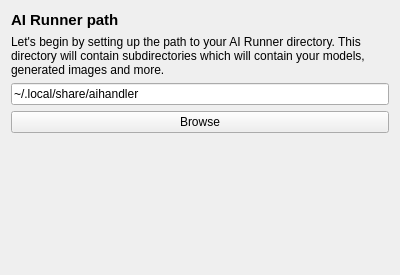
Above: src/airunner/windows/setup_wizard/path_settings/templates/path_settings.ui from Capsize-Games/airunner before the change. Below: the same form after it.
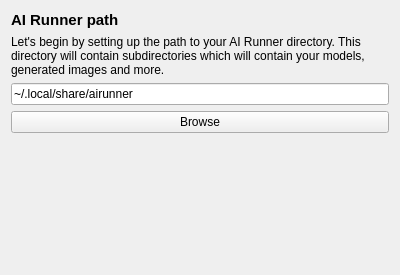
That is the form after the change.

Commit message: Switch airunner home folder to conventional location for ubuntu

```diff
--- a/src/airunner/windows/setup_wizard/path_settings/templates/path_settings.ui
+++ b/src/airunner/windows/setup_wizard/path_settings/templates/path_settings.ui
@@ -56,7 +56,7 @@
    <item row="2" column="0">
     <widget class="QLineEdit" name="base_path">
      <property name="text">
-      <string>~/.local/share/aihandler</string>
+      <string>~/.local/share/airunner</string>
      </property>
     </widget>
    </item>
```
The commit also changes 9 other files.
